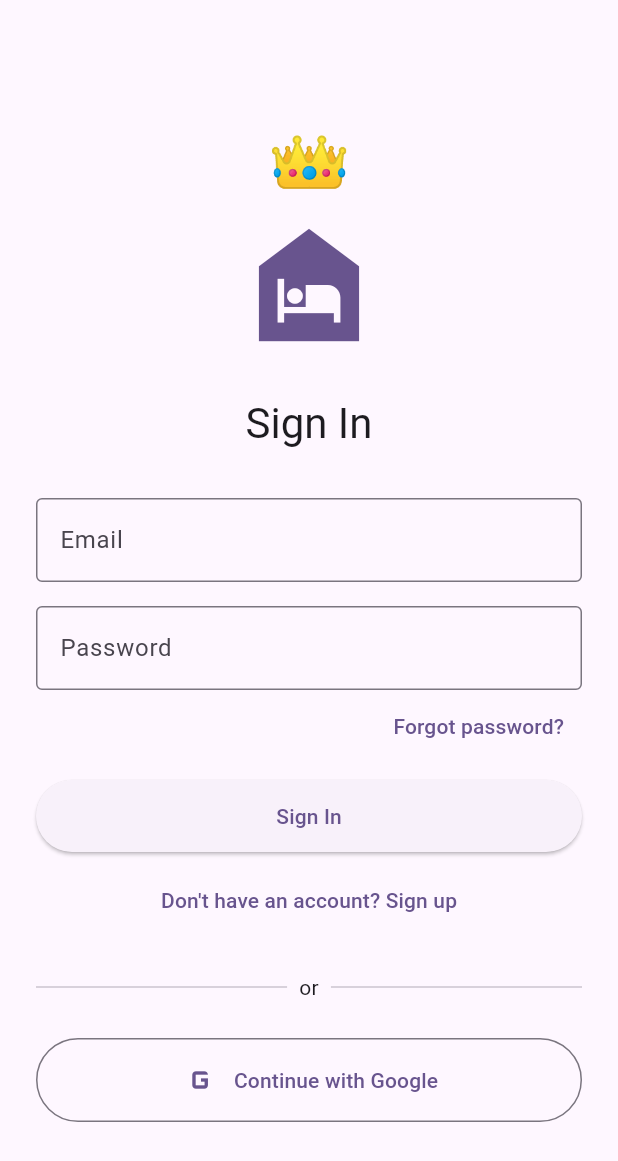
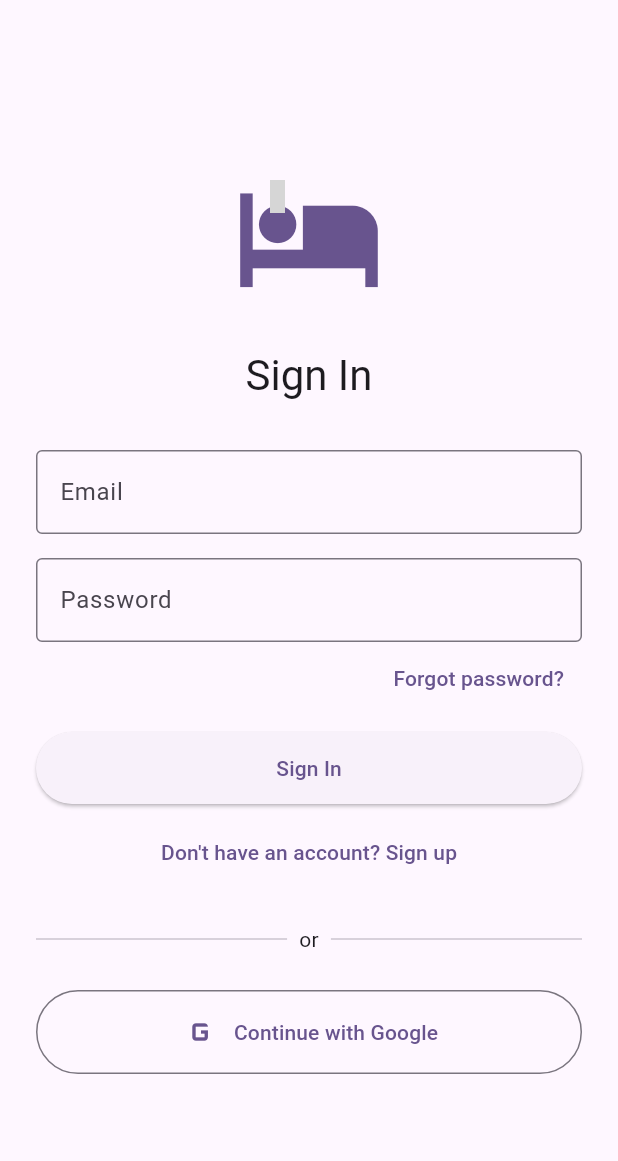
Before and after one commit to krishirai/King-of-Sleepers-, a Flutter app: the screen it shows after launch, on a phone screen of 412 x 824 dp. Shown: the top 1161 px of the screen. Run offline on Flutter 3.47's test engine with Material 3 defaults, Android fonts, the light colour scheme and no system bars; our stand-ins replace cloud_firestore, firebase_auth, firebase_core, flutter_map, geolocator, google_sign_in and 3 more; accounts and stored records are empty; grey boxes are pictures that could not be loaded.

Commit message:
Update login logo with crown on bed icon

```diff
--- a/lib/screens/login_screen.dart
+++ b/lib/screens/login_screen.dart
@@ -1,6 +1,7 @@
 import 'package:flutter/material.dart';
 import 'package:firebase_auth/firebase_auth.dart';
 import 'package:google_sign_in/google_sign_in.dart';
+import 'package:material_symbols_icons/symbols.dart';
 
 class LoginScreen extends StatefulWidget {
   const LoginScreen({super.key});
@@ -189,18 +190,29 @@ class _LoginScreenState extends State<LoginScreen> {
                 mainAxisAlignment: MainAxisAlignment.center,
                 crossAxisAlignment: CrossAxisAlignment.stretch,
                 children: [
-                  Column(
-                    children: [
-                                      const Text(
-                        '👑',
-                        style: TextStyle(fontSize: 45),
+                  Center(
+                    child: SizedBox(
+                      width: 100,
+                      height: 100,
+                      child: Stack(
+                        children: [
+                          Icon(
+                            Icons.hotel,
+                            size: 100,
+                            color: Theme.of(context).colorScheme.primary,
+                          ),
+                          Positioned(
+                            left: 18,
+                            top: 12,
+                            child: Icon(
+                              Symbols.crown,
+                              size: 22,
+                              color: Theme.of(context).colorScheme.primary,
+                            ),
+                          ),
+                        ],
                       ),
-                      Icon(
-                        Icons.night_shelter,
-                        size: 100,
-                        color: Theme.of(context).colorScheme.primary,
-                      ),
-                    ],
+                    ),
                   ),
                   const SizedBox(height: 24),
 
--- a/pubspec.yaml
+++ b/pubspec.yaml
@@ -25,6 +25,7 @@ dependencies:
   latlong2: ^0.10.1
   url_launcher: ^6.3.2
   share_plus: ^13.3.1
+  material_symbols_icons: ^4.2960.0
 
 dev_dependencies:
   flutter_test:
```
Also changed, not shown: pubspec.lock.
